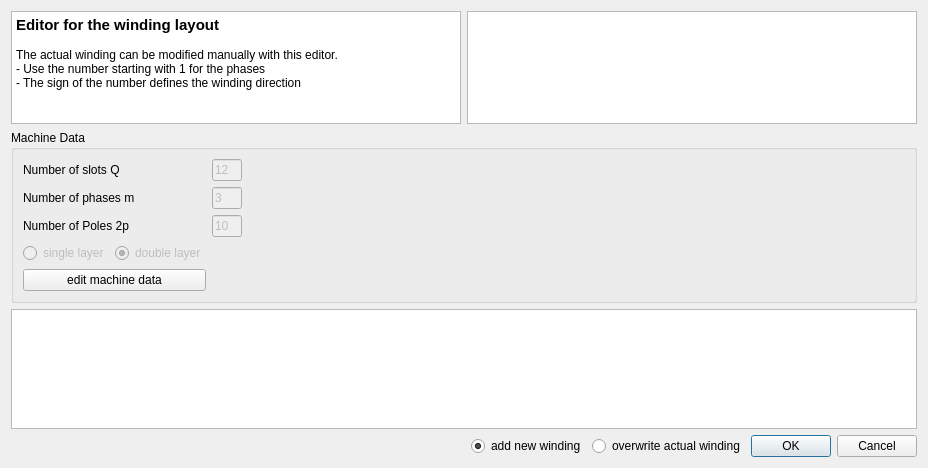
Qt form swat_em/ui/winding_layout.ui (mjfwest/swat-em) before a commit.
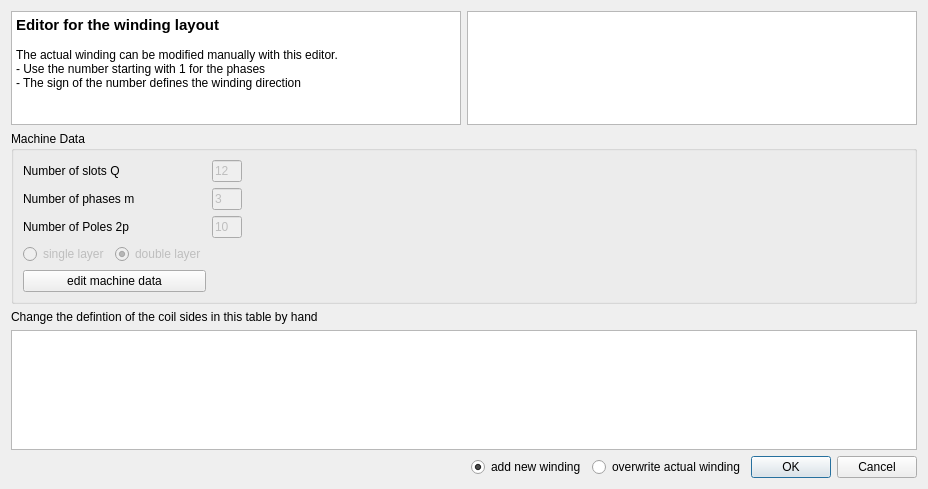
The same form after that commit. Icons and pictures are not drawn.

The edit to the form file:
```diff
--- a/swat_em/ui/winding_layout.ui
+++ b/swat_em/ui/winding_layout.ui
@@ -7,7 +7,7 @@
     <x>0</x>
     <y>0</y>
     <width>926</width>
-    <height>468</height>
+    <height>489</height>
    </rect>
   </property>
   <property name="windowTitle">
@@ -252,7 +252,7 @@
      </layout>
     </widget>
    </item>
-   <item row="2" column="0">
+   <item row="3" column="0">
     <widget class="QTableWidget" name="tableWindingLayout">
      <property name="minimumSize">
       <size>
@@ -265,7 +265,7 @@
      </property>
     </widget>
    </item>
-   <item row="3" column="0">
+   <item row="4" column="0">
     <layout class="QHBoxLayout" name="horizontalLayout">
      <item>
       <spacer name="horizontalSpacer">
@@ -318,6 +318,13 @@
      </item>
     </layout>
    </item>
+   <item row="2" column="0">
+    <widget class="QLabel" name="label">
+     <property name="text">
+      <string>Change the defintion of the coil sides in this table by hand</string>
+     </property>
+    </widget>
+   </item>
   </layout>
  </widget>
  <tabstops>
```
